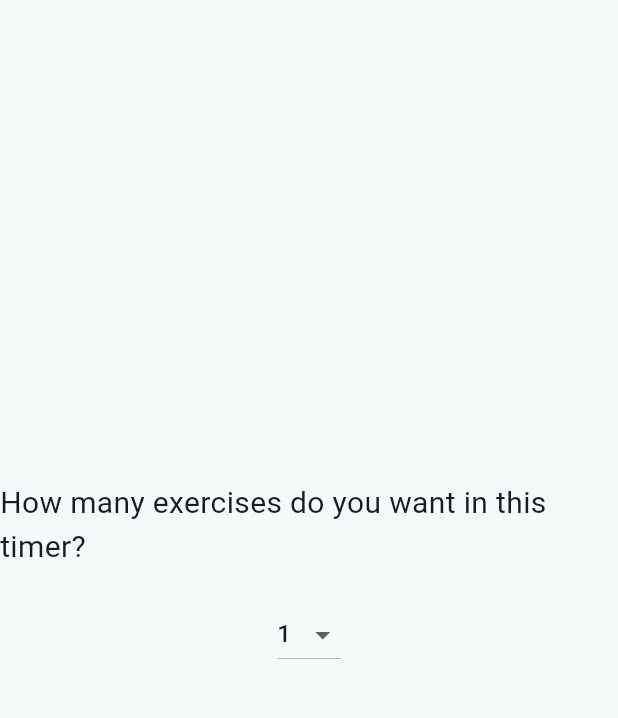
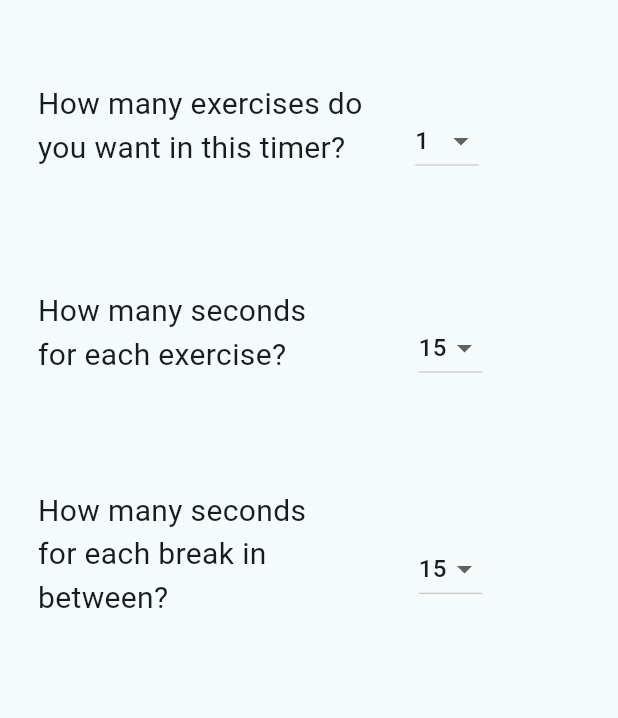
Before and after one commit to palomaresendiz/Workout-Timer, a Flutter app: the AddTimerPage screen opened directly, on a phone screen of 412 x 824 dp, the part 84-802 px from its top. Run offline on Flutter 3.47's test engine with Material 3 defaults, Android fonts, the phone set to English and light mode, and no system bars.

Commit message:
complete add timer menu

```diff
--- a/lib/add_timer_page.dart
+++ b/lib/add_timer_page.dart
@@ -11,16 +11,93 @@ class AddTimerPage extends StatelessWidget {
         title: const Text('Add a Workout Timer'),
       ),
       body: const Center(
+        child: Padding(
+          padding: EdgeInsets.only(left: 20, right: 20),
           child: Column(
+            children: <Widget>[
+              Padding(padding: EdgeInsets.only(bottom: 50)),
+              Row(
+                children: [
+                  Column(
                     mainAxisAlignment: MainAxisAlignment.center,
+                    crossAxisAlignment: CrossAxisAlignment.center,
                     children: <Widget>[
-            Text('How many exercises do you want in this timer?',
+                      Text(' How many exercises do \n you want in this timer?',
                         style: TextStyle(
                         fontSize: 20
                         ),
                       ),
-            NumExercisesDropdownMenu(),
                     ],
+                  ),
+                  Padding(
+                    padding: EdgeInsets.only(left: 30),
+                    child: Column(
+                      mainAxisAlignment: MainAxisAlignment.center,
+                      crossAxisAlignment: CrossAxisAlignment.end,
+                      children: <Widget>[
+                        NumExercisesDropdownMenu()
+                      ]
+                    )
+                  )
+                ]
+              ),
+              Padding(padding: EdgeInsets.only(top: 20, bottom: 50)),
+              Row(
+                children: [
+                  Column(
+                  mainAxisAlignment: MainAxisAlignment.center,
+                  crossAxisAlignment: CrossAxisAlignment.center,
+                  children: <Widget>[
+                    Text(' How many seconds\n for each exercise?',
+                      style: TextStyle(
+                      fontSize: 20
+                      ),
+                    ),
+                  ],
+                  ),
+                  Padding(
+                    padding: EdgeInsets.only(left: 75),
+                    child: Column(
+                      mainAxisAlignment: MainAxisAlignment.center,
+                      crossAxisAlignment: CrossAxisAlignment.end,
+                      children: <Widget>[
+                        SecondsExerciseDropdownMenu()
+                      ]
+                    )
+                  )
+                ]
+              ),
+              Padding(padding: EdgeInsets.only(top: 20, bottom: 50)),
+              Row(
+                children: [
+                  Column(
+                    mainAxisAlignment: MainAxisAlignment.center,
+                    crossAxisAlignment: CrossAxisAlignment.center,
+                    children: <Widget>[
+                      Text(' How many seconds\n for each break in \n between?',
+                        style: TextStyle(
+                        fontSize: 20
+                        ),
+                      ),
+                    ],
+                  ),
+                  Padding(
+                    padding: EdgeInsets.only(left: 75),
+                    child: Column(
+                      mainAxisAlignment: MainAxisAlignment.center,
+                      crossAxisAlignment: CrossAxisAlignment.end,
+                      children: <Widget>[
+                        SecondsBreakDropdownMenu()
+                      ]
+                    )
+                  )
+                ]
+              ),
+              Row(
+                //SUBMIT/OK BUTTON HERE
+              ),
+            ],
+          )
           ),
         ),
       );
@@ -61,3 +138,73 @@ class _NumExercisesDropdownMenuState extends State<NumExercisesDropdownMenu> {
     );
   }
 }
+
+class SecondsExerciseDropdownMenu extends StatefulWidget {
+  const SecondsExerciseDropdownMenu({super.key});
+
+  @override
+  State<SecondsExerciseDropdownMenu> createState() => _SecondsExerciseDropdownMenuState();
+}
+
+class _SecondsExerciseDropdownMenuState extends State<SecondsExerciseDropdownMenu> {
+  int secondsExercise = 15;
+
+  @override
+  Widget build(BuildContext context) {
+    return Column(
+      mainAxisAlignment: MainAxisAlignment.center,
+      children: [
+        const SizedBox(height: 20),
+        DropdownButton<int>(
+          value: secondsExercise,
+          items: [15, 30, 45, 60].map((int seconds) {
+            return DropdownMenuItem<int>(
+              value: seconds,
+              child: Text('$seconds'),
+            );
+          }).toList(),
+          onChanged: (value) {
+            setState(() {
+              secondsExercise = value!;
+            });
+          },
+        ),
+      ],
+    );
+  }
+}
+
+class SecondsBreakDropdownMenu extends StatefulWidget {
+  const SecondsBreakDropdownMenu({super.key});
+
+  @override
+  State<SecondsBreakDropdownMenu> createState() => _SecondsBreakDropdownMenuState();
+}
+
+class _SecondsBreakDropdownMenuState extends State<SecondsBreakDropdownMenu> {
+  int secondsBreak = 15;
+
+  @override
+  Widget build(BuildContext context) {
+    return Column(
+      mainAxisAlignment: MainAxisAlignment.center,
+      children: [
+        const SizedBox(height: 20),
+        DropdownButton<int>(
+          value: secondsBreak,
+          items: [15, 30, 45, 60].map((int seconds) {
+            return DropdownMenuItem<int>(
+              value: seconds,
+              child: Text('$seconds'),
+            );
+          }).toList(),
+          onChanged: (value) {
+            setState(() {
+              secondsBreak = value!;
+            });
+          },
+        ),
+      ],
+    );
+  }
+}
```
Lines whose indentation alone changed are shown as unchanged.
